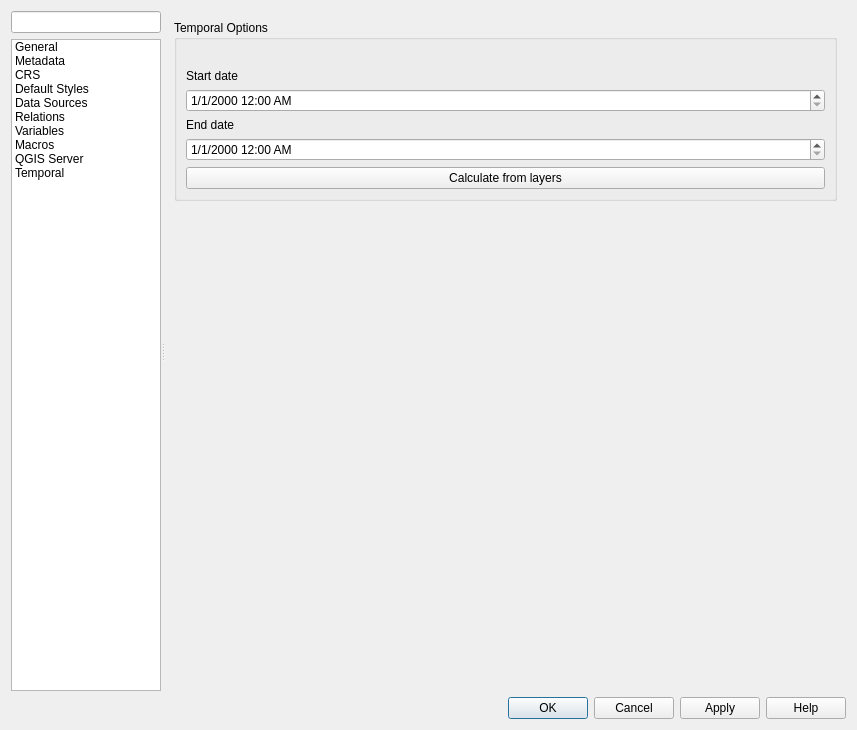
Old version of the form src/ui/qgsprojectpropertiesbase.ui in the repository qgis/QGIS.
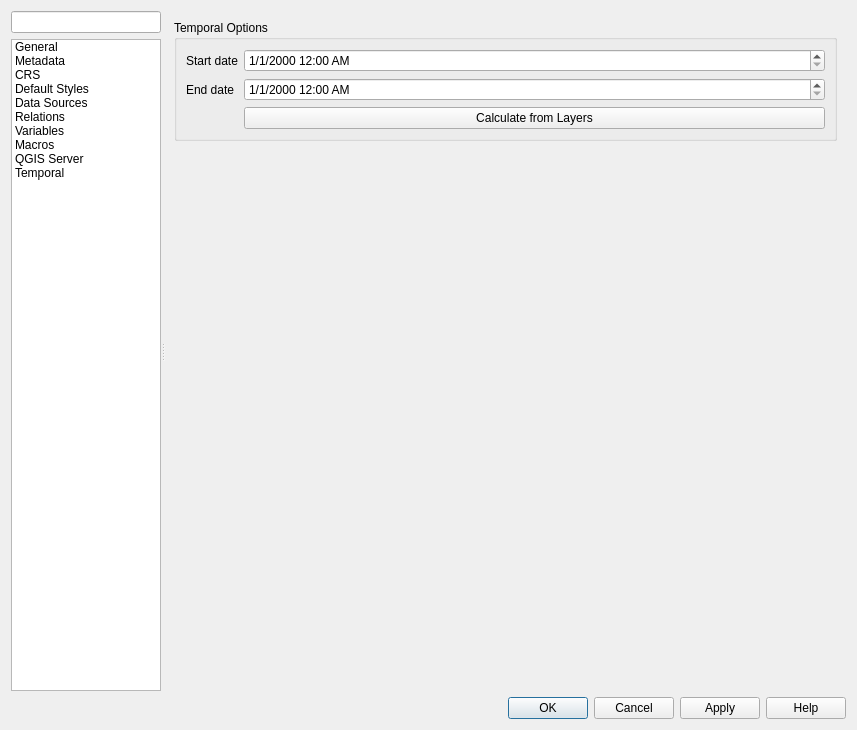
New version of the form. The open tabs and pages were chosen to show the change. Icons and pictures are not drawn. Custom widgets are drawn as their Qt base class.

Commit message: Fix project properties shows random dates for project temporal range when temporal range has not been set

Patch:
```diff
--- a/src/ui/qgsprojectpropertiesbase.ui
+++ b/src/ui/qgsprojectpropertiesbase.ui
@@ -2881,43 +2881,39 @@
              <property name="title">
               <string>Temporal Options</string>
              </property>
-             <layout class="QVBoxLayout" name="verticalLayout_22">
-              <item>
-               <widget class="QLabel" name="mCurrentRangeLabel">
-                <property name="styleSheet">
-                 <string notr="true">color:rgb(136, 138, 133);
-</string>
+             <layout class="QGridLayout" name="gridLayout_22" columnstretch="0,1">
+              <item row="0" column="1">
+               <widget class="QgsDateTimeEdit" name="mStartDateTimeEdit">
+                <property name="displayFormat">
+                 <string>M/d/yyyy h:mm AP</string>
                 </property>
-                <property name="text">
-                 <string/>
+                <property name="timeSpec">
+                 <enum>Qt::UTC</enum>
                 </property>
                </widget>
               </item>
-              <item>
+              <item row="0" column="0">
                <widget class="QLabel" name="label_35">
                 <property name="text">
                  <string>Start date</string>
                 </property>
                </widget>
               </item>
-              <item>
-               <widget class="QgsDateTimeEdit" name="mStartDateTimeEdit">
-                <property name="displayFormat">
-                 <string>M/d/yyyy h:mm AP</string>
-                </property>
-                <property name="timeSpec">
-                 <enum>Qt::UTC</enum>
+              <item row="3" column="1">
+               <widget class="QPushButton" name="mCalculateFromLayerButton">
+                <property name="text">
+                 <string>Calculate from Layers</string>
                 </property>
                </widget>
               </item>
-              <item>
+              <item row="2" column="0">
                <widget class="QLabel" name="label_36">
                 <property name="text">
                  <string>End date</string>
                 </property>
                </widget>
               </item>
-              <item>
+              <item row="2" column="1">
                <widget class="QgsDateTimeEdit" name="mEndDateTimeEdit">
                 <property name="displayFormat">
                  <string>M/d/yyyy h:mm AP</string>
@@ -2927,13 +2923,6 @@
                 </property>
                </widget>
               </item>
-              <item>
-               <widget class="QPushButton" name="mCalculateFromLayerButton">
-                <property name="text">
-                 <string>Calculate from layers</string>
-                </property>
-               </widget>
-              </item>
              </layout>
             </widget>
            </item>
@@ -3002,9 +2991,14 @@
  </widget>
  <customwidgets>
   <customwidget>
-   <class>QgsCollapsibleGroupBox</class>
-   <extends>QGroupBox</extends>
-   <header>qgscollapsiblegroupbox.h</header>
+   <class>QgsFilterLineEdit</class>
+   <extends>QLineEdit</extends>
+   <header>qgsfilterlineedit.h</header>
+  </customwidget>
+  <customwidget>
+   <class>QgsVariableEditorWidget</class>
+   <extends>QWidget</extends>
+   <header>qgsvariableeditorwidget.h</header>
    <container>1</container>
   </customwidget>
   <customwidget>
@@ -3013,6 +3007,12 @@
    <header>qgsscrollarea.h</header>
    <container>1</container>
   </customwidget>
+  <customwidget>
+   <class>QgsCollapsibleGroupBox</class>
+   <extends>QGroupBox</extends>
+   <header>qgscollapsiblegroupbox.h</header>
+   <container>1</container>
+  </customwidget>
   <customwidget>
    <class>QgsDateTimeEdit</class>
    <extends>QDateTimeEdit</extends>
@@ -3024,11 +3024,6 @@
    <header>qgscolorbutton.h</header>
    <container>1</container>
   </customwidget>
-  <customwidget>
-   <class>QgsFilterLineEdit</class>
-   <extends>QLineEdit</extends>
-   <header>qgsfilterlineedit.h</header>
-  </customwidget>
   <customwidget>
    <class>QgsOpacityWidget</class>
    <extends>QWidget</extends>
@@ -3041,12 +3036,6 @@
    <header location="global">qgscolorschemelist.h</header>
    <container>1</container>
   </customwidget>
-  <customwidget>
-   <class>QgsVariableEditorWidget</class>
-   <extends>QWidget</extends>
-   <header location="global">qgsvariableeditorwidget.h</header>
-   <container>1</container>
-  </customwidget>
   <customwidget>
    <class>QgsDatumTransformTableWidget</class>
    <extends>QWidget</extends>
```
Left out of the diff: 24 changed lines with no effect on the pictures. The commit also changes 1 other file.
